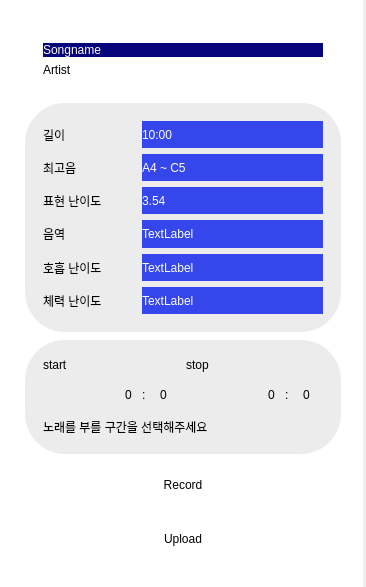
Qt form UI/uiFiles/SongInfo.ui (Hperigee/vocalMaximum) before a commit.
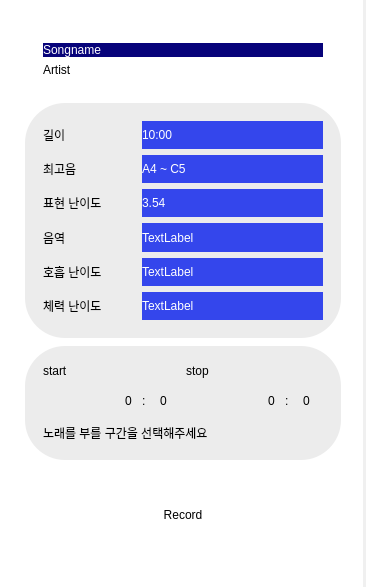
The same form after that commit.

Diff of the .ui file:
```diff
--- a/UI/uiFiles/SongInfo.ui
+++ b/UI/uiFiles/SongInfo.ui
@@ -627,7 +627,7 @@
      <property name="sizePolicy">
       <sizepolicy hsizetype="Minimum" vsizetype="Preferred">
        <horstretch>0</horstretch>
-       <verstretch>2</verstretch>
+       <verstretch>4</verstretch>
       </sizepolicy>
      </property>
      <property name="styleSheet">
@@ -654,38 +654,6 @@
      </property>
     </widget>
    </item>
-   <item>
-    <widget class="QPushButton" name="UploadButton">
-     <property name="sizePolicy">
-      <sizepolicy hsizetype="Minimum" vsizetype="Preferred">
-       <horstretch>0</horstretch>
-       <verstretch>2</verstretch>
-      </sizepolicy>
-     </property>
-     <property name="styleSheet">
-      <string notr="true">QPushButton {
-                        background-color: white;
-                        border-radius: 20px;
-						background-color:transparent;
-						font: 20pt &quot;Noto Sans KR black&quot;;
-						color: black;
-border:none;
-                        }
-
-                    QPushButton:hover {
-                        background-color: rgb(236, 236, 236);
-                        }
-
-                    QPushButton:pressed {
-                        background-color: rgb(63, 63, 63);
-                        }
-	</string>
-     </property>
-     <property name="text">
-      <string>Upload</string>
-     </property>
-    </widget>
-   </item>
   </layout>
  </widget>
  <resources/>
```
